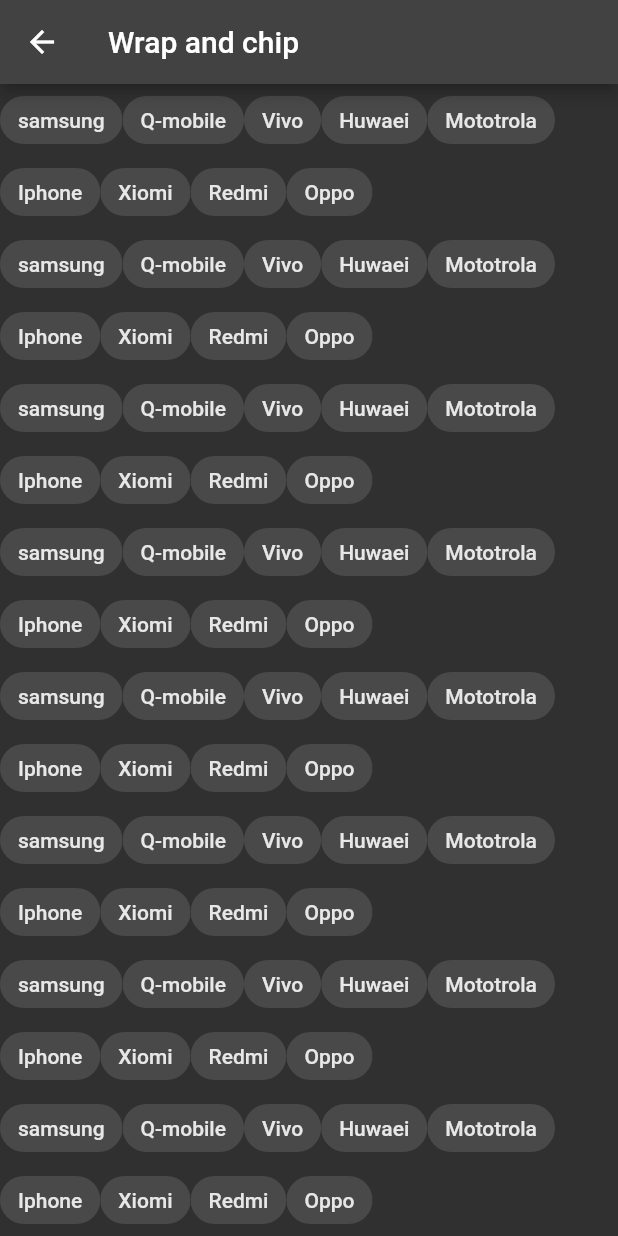
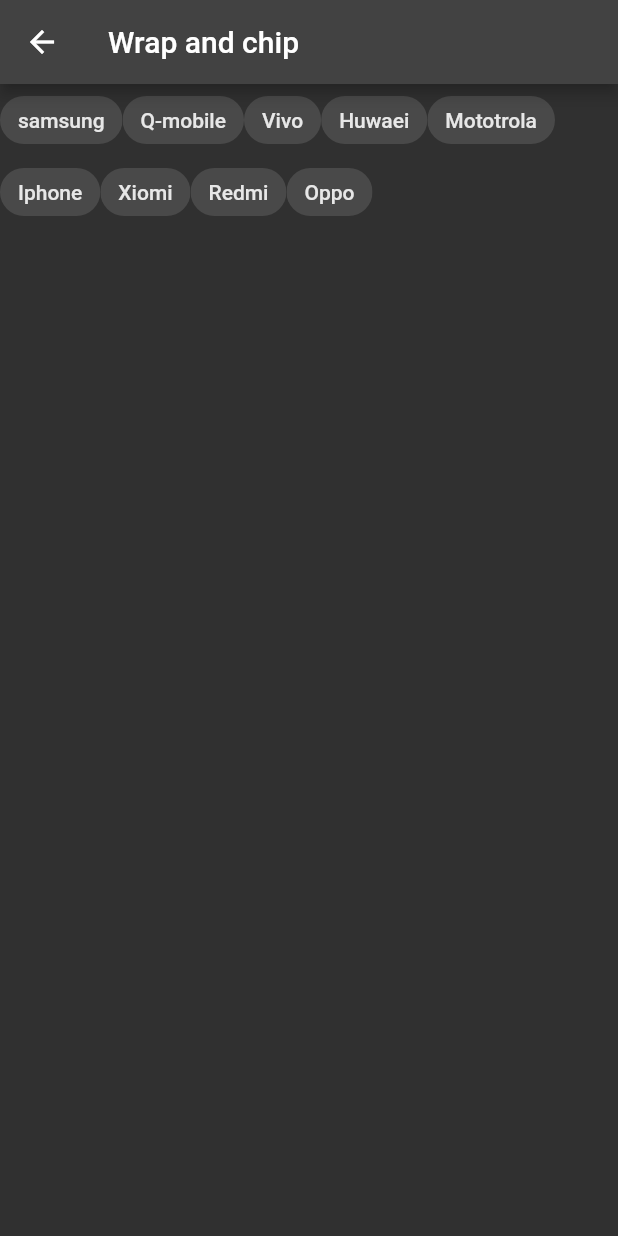
Before and after one commit to asadpro/Widgets-of-the-Morning-Part_1, a Flutter app: the WrapChip screen opened by its route, on a phone screen of 412 x 824 dp. Run offline on Flutter 3.47's test engine with Material 2 defaults, Android fonts, the phone set to English and light mode, and no system bars.

Commit message:
wrap chip updated

```diff
--- a/lib/wrap_chip.dart
+++ b/lib/wrap_chip.dart
@@ -3,22 +3,23 @@
 class WrapChip extends StatelessWidget {
   final List<Widget> images = [];
   WrapChip({Key? key}) : super(key: key);
+  List<String> phones = [
+    'samsung',
+    'Q-mobile',
+    'Vivo',
+    'Huwaei',
+    'Mototrola',
+    'Iphone',
+    'Xiomi',
+    'Redmi',
+    'Oppo'
+  ];
 
   List<Widget> returnImages() {
-    for (int i = 1; i <= 10; i++) {
+    for (int i = 0; i <= 8; i++) {
       images.add(
-        Wrap(
-          children: const [
-            Chip(label: Text('samsung')),
-            Chip(label: Text('Q-mobile')),
-            Chip(label: Text('Vivo')),
-            Chip(label: Text('Huwaei')),
-            Chip(label: Text('Mototrola')),
-            Chip(label: Text('Iphone')),
-            Chip(label: Text('Xiomi')),
-            Chip(label: Text('Redmi')),
-            Chip(label: Text('Oppo')),
-          ],
+        Chip(
+          label: Text(phones[i]),
         ),
       );
     }
@@ -32,7 +33,7 @@
         title: Text('Wrap and chip'),
       ),
       body: SingleChildScrollView(
-        child: Column(
+        child: Wrap(
           children: returnImages(),
         ),
       ),
```
